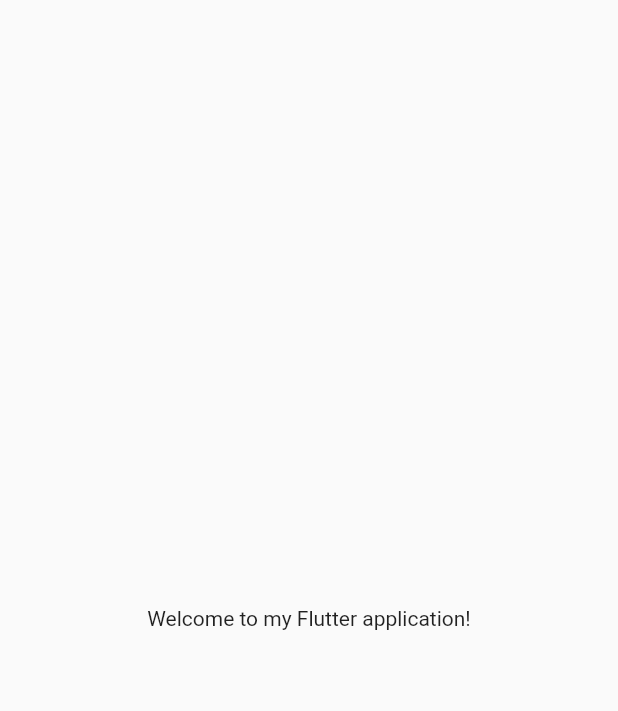
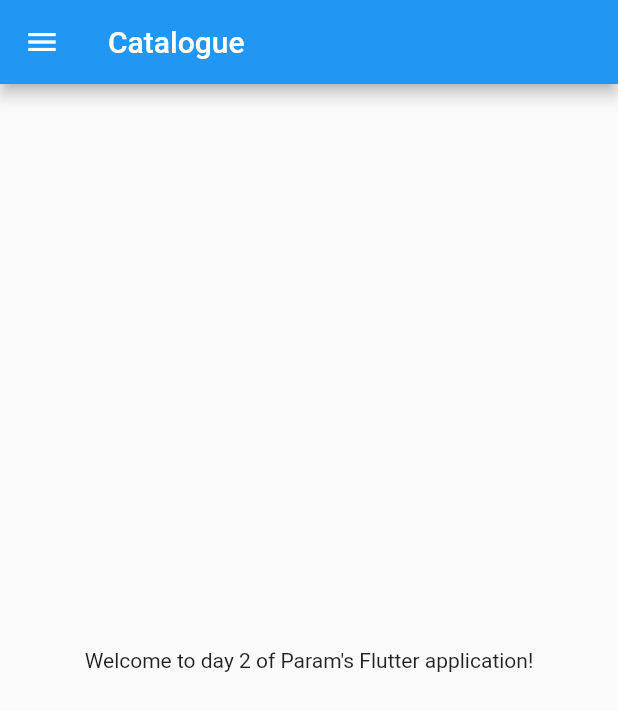
Before and after one commit to paramsiddharth/learning-flutter, a Flutter app: the screen it shows after launch, on a phone screen of 412 x 824 dp. Shown: the top 711 px of the screen. Run offline on Flutter 3.47's test engine with Material 2 defaults, Android fonts, the phone set to English and light mode, and no system bars.

Commit message:
Day 2 completed

```diff
--- /dev/null
+++ b/1-flutter-cat/lib/home_page.dart
@@ -0,0 +1,21 @@
+import 'package:flutter/material.dart';
+
+class HomePage extends StatelessWidget {
+  final num day = 2;
+  final String name = 'Param';
+
+  @override
+  Widget build(BuildContext context) {
+    return Scaffold(
+      appBar: AppBar(
+        title: Text('Catalogue'),
+      ),
+      body: Center(
+        child: Container(
+          child: Text('Welcome to day ${day.toStringAsFixed(0)} of $name\'s Flutter application!'),
+        ),
+      ),
+      drawer: Drawer(),
+    );
+  }
+}
--- a/1-flutter-cat/lib/main.dart
+++ b/1-flutter-cat/lib/main.dart
@@ -1,22 +1,14 @@
 import 'package:flutter/material.dart';
+import 'home_page.dart';
 
 void main() {
   runApp(MyApp());
 }
 
 class MyApp extends StatelessWidget {
-  const MyApp({ Key? key }) : super(key: key);
-
-  @override
   Widget build(BuildContext context) {
     return MaterialApp(
-      home: Material(
-        child: Center(
-          child: Container(
-            child: Text("Welcome to my Flutter application!"),
-          ),
-        ),
-      ),
+      home: HomePage(),
     );
   }
 }
```
